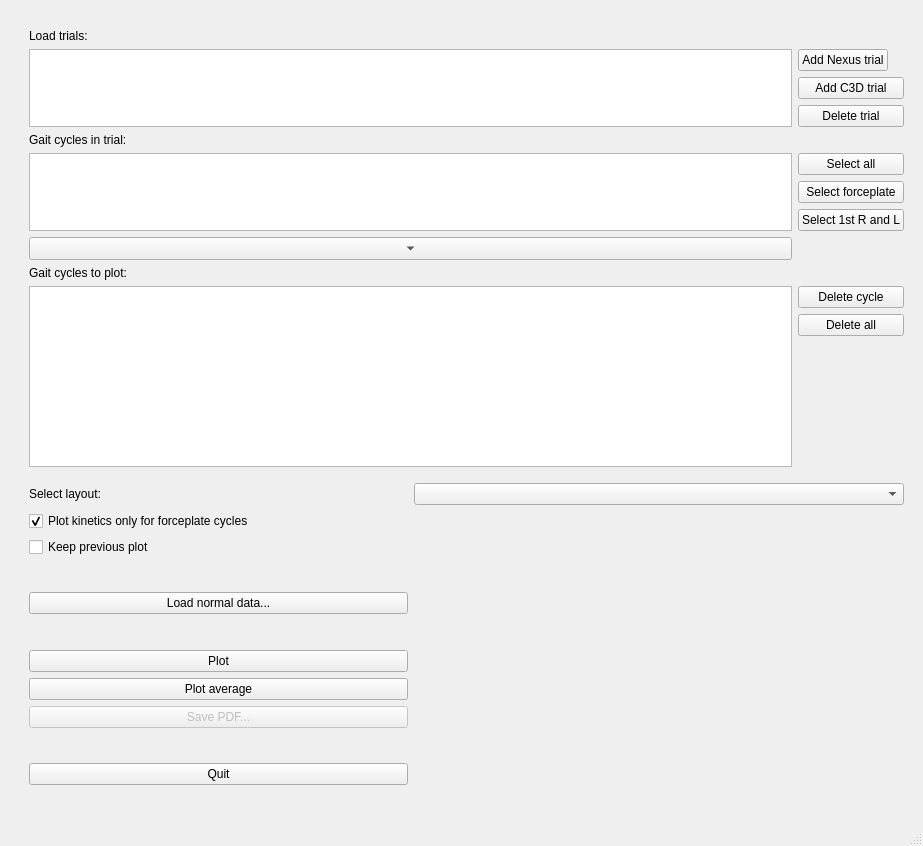
Above: plotter_gui.ui from NCH-Motion-Laboratory/gaitutils before the change. Below: the same form after it.
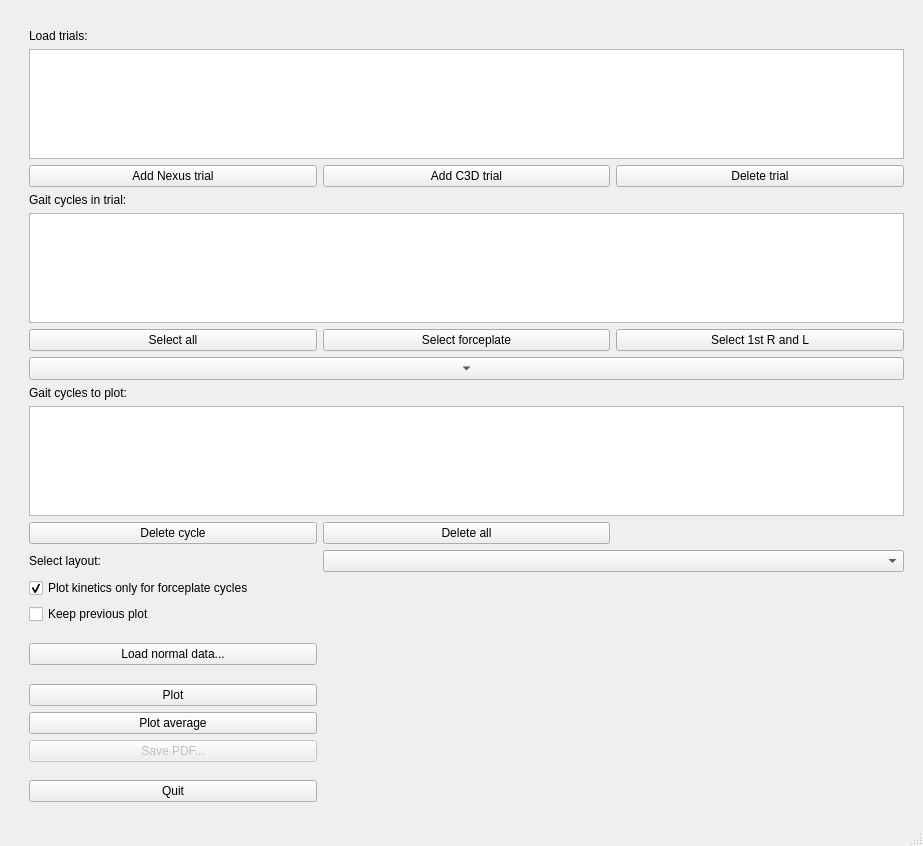
That is the form after the change. Custom widgets are drawn as their Qt base class.

Commit message: change buttons -> under lists

Diff of the .ui file:
```diff
--- a/plotter_gui.ui
+++ b/plotter_gui.ui
@@ -17,27 +17,17 @@
    <layout class="QVBoxLayout" name="verticalLayout">
     <item>
      <layout class="QGridLayout" name="mainGridLayout">
-      <item row="3" column="3">
-       <widget class="QPushButton" name="btnAddNexusTrial">
-        <property name="sizePolicy">
-         <sizepolicy hsizetype="Fixed" vsizetype="Fixed">
-          <horstretch>0</horstretch>
-          <verstretch>0</verstretch>
-         </sizepolicy>
+      <item row="22" column="1">
+       <widget class="QCheckBox" name="checkBox">
+        <property name="enabled">
+         <bool>true</bool>
         </property>
         <property name="text">
-         <string>Add Nexus trial</string>
+         <string>Keep previous plot</string>
         </property>
        </widget>
       </item>
-      <item row="8" column="3">
-       <widget class="QPushButton" name="btnSelectForceplateCycles">
-        <property name="text">
-         <string>Select forceplate</string>
-        </property>
-       </widget>
-      </item>
-      <item row="17" column="2" colspan="2">
+      <item row="20" column="2" colspan="2">
        <widget class="QComboBox" name="cbLayout">
         <property name="sizePolicy">
          <sizepolicy hsizetype="Preferred" vsizetype="Fixed">
@@ -85,7 +75,7 @@
         </property>
        </spacer>
       </item>
-      <item row="22" column="1">
+      <item row="25" column="1">
        <spacer name="verticalSpacer_3">
         <property name="orientation">
          <enum>Qt::Vertical</enum>
@@ -98,7 +88,7 @@
         </property>
        </spacer>
       </item>
-      <item row="17" column="1">
+      <item row="20" column="1">
        <widget class="QLabel" name="label">
         <property name="text">
          <string>Select layout:</string>
@@ -121,7 +111,7 @@
         </property>
        </spacer>
       </item>
-      <item row="18" column="1">
+      <item row="21" column="1">
        <widget class="QCheckBox" name="xbKineticsFpOnly">
         <property name="text">
          <string>Plot kinetics only for forceplate cycles</string>
@@ -131,35 +121,28 @@
         </property>
        </widget>
       </item>
-      <item row="6" column="1">
+      <item row="7" column="1">
        <widget class="QLabel" name="label_2">
         <property name="text">
          <string>Gait cycles in trial:</string>
         </property>
        </widget>
       </item>
-      <item row="23" column="1">
+      <item row="26" column="1">
        <widget class="QPushButton" name="btnPlot">
         <property name="text">
          <string>Plot</string>
         </property>
        </widget>
       </item>
-      <item row="7" column="3">
-       <widget class="QPushButton" name="btnSelectAllCycles">
-        <property name="text">
-         <string>Select all</string>
-        </property>
-       </widget>
-      </item>
-      <item row="30" column="1">
+      <item row="33" column="1">
        <widget class="QPushButton" name="btnQuit">
         <property name="text">
          <string>Quit</string>
         </property>
        </widget>
       </item>
-      <item row="31" column="1">
+      <item row="34" column="1">
        <spacer name="verticalSpacer">
         <property name="orientation">
          <enum>Qt::Vertical</enum>
@@ -172,21 +155,7 @@
         </property>
        </spacer>
       </item>
-      <item row="5" column="3">
-       <widget class="QPushButton" name="btnDeleteTrial">
-        <property name="text">
-         <string>Delete trial</string>
-        </property>
-       </widget>
-      </item>
-      <item row="4" column="3">
-       <widget class="QPushButton" name="btnAddC3DTrial">
-        <property name="text">
-         <string>Add C3D trial</string>
-        </property>
-       </widget>
-      </item>
-      <item row="16" column="1">
+      <item row="19" column="1">
        <spacer name="verticalSpacer_4">
         <property name="orientation">
          <enum>Qt::Vertical</enum>
@@ -199,17 +168,14 @@
         </property>
        </spacer>
       </item>
-      <item row="13" column="1" rowspan="3" colspan="2">
-       <widget class="NiceListWidget" name="listCyclesToPlot"/>
-      </item>
-      <item row="12" column="1">
+      <item row="14" column="1">
        <widget class="QLabel" name="label_4">
         <property name="text">
          <string>Gait cycles to plot:</string>
         </property>
        </widget>
       </item>
-      <item row="3" column="1" rowspan="3" colspan="2">
+      <item row="3" column="1" rowspan="3" colspan="3">
        <widget class="NiceListWidget" name="listTrials">
         <property name="sizePolicy">
          <sizepolicy hsizetype="Expanding" vsizetype="Expanding">
@@ -226,21 +192,34 @@
         </property>
        </widget>
       </item>
-      <item row="9" column="3">
-       <widget class="QPushButton" name="btnSelect1stCycles">
+      <item row="6" column="2">
+       <widget class="QPushButton" name="btnAddC3DTrial">
         <property name="text">
-         <string>Select 1st R and L</string>
+         <string>Add C3D trial</string>
         </property>
        </widget>
       </item>
-      <item row="14" column="3">
-       <widget class="QPushButton" name="btnDeleteAll">
+      <item row="11" column="2">
+       <widget class="QPushButton" name="btnSelectForceplateCycles">
         <property name="text">
-         <string>Delete all</string>
+         <string>Select forceplate</string>
         </property>
        </widget>
       </item>
-      <item row="10" column="1" colspan="2">
+      <item row="6" column="1">
+       <widget class="QPushButton" name="btnAddNexusTrial">
+        <property name="sizePolicy">
+         <sizepolicy hsizetype="Minimum" vsizetype="Fixed">
+          <horstretch>0</horstretch>
+          <verstretch>0</verstretch>
+         </sizepolicy>
+        </property>
+        <property name="text">
+         <string>Add Nexus trial</string>
+        </property>
+       </widget>
+      </item>
+      <item row="12" column="1" colspan="3">
        <widget class="QToolButton" name="btnPickCycles">
         <property name="sizePolicy">
          <sizepolicy hsizetype="Expanding" vsizetype="Fixed">
@@ -256,31 +235,45 @@
         </property>
        </widget>
       </item>
-      <item row="7" column="1" rowspan="3" colspan="2">
+      <item row="11" column="3">
+       <widget class="QPushButton" name="btnSelect1stCycles">
+        <property name="text">
+         <string>Select 1st R and L</string>
+        </property>
+       </widget>
+      </item>
+      <item row="11" column="1">
+       <widget class="QPushButton" name="btnSelectAllCycles">
+        <property name="text">
+         <string>Select all</string>
+        </property>
+       </widget>
+      </item>
+      <item row="8" column="1" rowspan="3" colspan="3">
        <widget class="NiceListWidget" name="listTrialCycles"/>
       </item>
-      <item row="21" column="1">
+      <item row="6" column="3">
+       <widget class="QPushButton" name="btnDeleteTrial">
+        <property name="text">
+         <string>Delete trial</string>
+        </property>
+       </widget>
+      </item>
+      <item row="24" column="1">
        <widget class="QPushButton" name="pushButton">
         <property name="text">
          <string>Load normal data...</string>
         </property>
        </widget>
       </item>
-      <item row="13" column="3">
-       <widget class="QPushButton" name="btnDeleteCycle">
-        <property name="text">
-         <string>Delete cycle</string>
-        </property>
-       </widget>
-      </item>
-      <item row="24" column="1">
+      <item row="27" column="1">
        <widget class="QPushButton" name="pushButton_2">
         <property name="text">
          <string>Plot average</string>
         </property>
        </widget>
       </item>
-      <item row="26" column="1">
+      <item row="29" column="1">
        <spacer name="verticalSpacer_5">
         <property name="orientation">
          <enum>Qt::Vertical</enum>
@@ -293,7 +286,7 @@
         </property>
        </spacer>
       </item>
-      <item row="20" column="1">
+      <item row="23" column="1">
        <spacer name="verticalSpacer_6">
         <property name="orientation">
          <enum>Qt::Vertical</enum>
@@ -306,7 +299,7 @@
         </property>
        </spacer>
       </item>
-      <item row="25" column="1">
+      <item row="28" column="1">
        <widget class="QPushButton" name="btnSavePDF">
         <property name="enabled">
          <bool>false</bool>
@@ -316,16 +309,23 @@
         </property>
        </widget>
       </item>
-      <item row="19" column="1">
-       <widget class="QCheckBox" name="checkBox">
-        <property name="enabled">
-         <bool>true</bool>
+      <item row="18" column="1">
+       <widget class="QPushButton" name="btnDeleteCycle">
+        <property name="text">
+         <string>Delete cycle</string>
         </property>
+       </widget>
+      </item>
+      <item row="18" column="2">
+       <widget class="QPushButton" name="btnDeleteAll">
         <property name="text">
-         <string>Keep previous plot</string>
+         <string>Delete all</string>
         </property>
        </widget>
       </item>
+      <item row="15" column="1" rowspan="3" colspan="3">
+       <widget class="NiceListWidget" name="listCyclesToPlot"/>
+      </item>
      </layout>
     </item>
    </layout>
```
